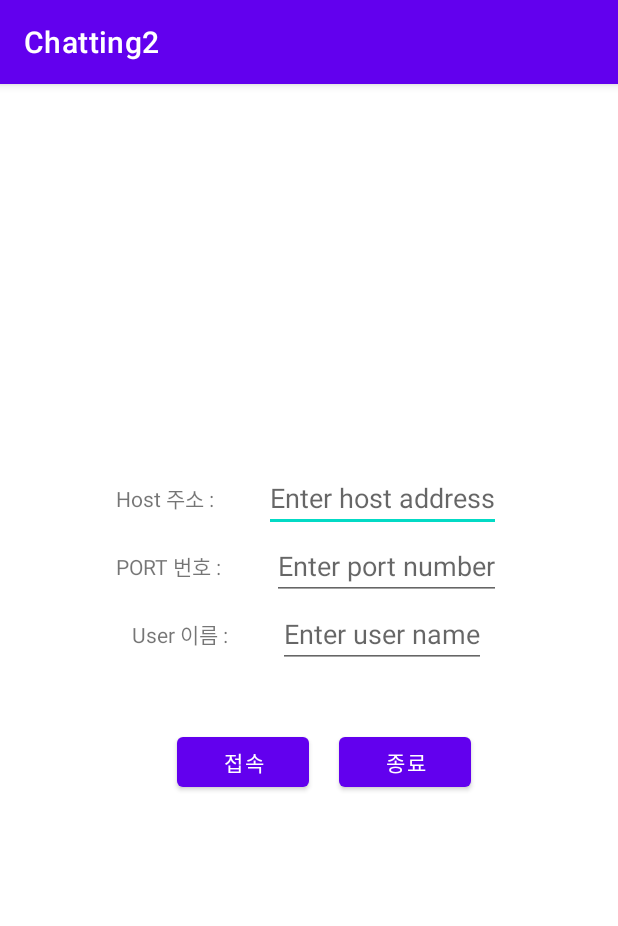
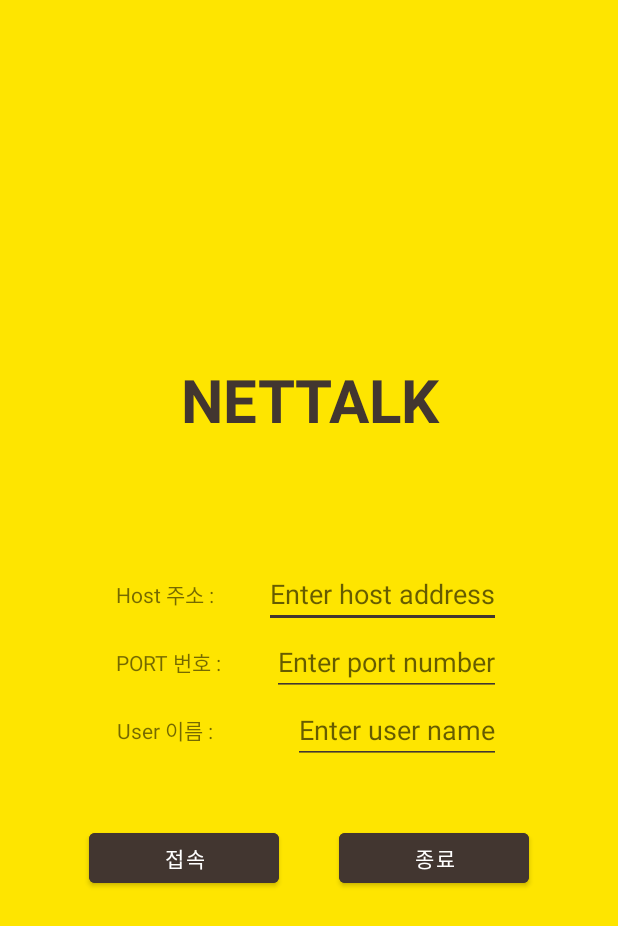
Before and after one commit to Nettalk2022/Android-Client, an Android app: the screen it shows after launch (EnterActivity), on a phone screen of 412 x 824 dp. Shown: the top 926 px of the screen. Run offline under Robolectric (Android 15) with nearby library versions, the phone set to English and light mode, and no system bars.

Commit message:
activity_main.xml 수정

```diff
--- a/Chatting2/app/src/main/java/com/example/chatting2/MainActivity.java
+++ b/Chatting2/app/src/main/java/com/example/chatting2/MainActivity.java
@@ -5,6 +5,7 @@ import static java.lang.Boolean.TRUE;
 import androidx.appcompat.app.AppCompatActivity;
 
 import android.content.Intent;
+import android.graphics.Color;
 import android.os.Bundle;
 import android.os.Handler;
 import android.os.Looper;
@@ -86,7 +87,7 @@ public class MainActivity extends AppCompatActivity {
         radioGroup = (RadioGroup) findViewById(R.id.radio_group); //귓속말, 전체 채팅 radiogroup
 
         list = new ArrayList<>(20);
-        adapter = new ArrayAdapter<>(this, android.R.layout.simple_list_item_1, list);
+        adapter = new ArrayAdapter<>(this, R.layout.my_list_item, list);
         //list.add("*** 접속자 목록 ***");
 
         personlistView = (ListView) findViewById(R.id.personListView);
@@ -251,6 +252,7 @@ public class MainActivity extends AppCompatActivity {
         @Override
         public void run() {
             chatView.setText(chatView.getText().toString()+msg+"\n");
+            // chatView.setTextColor(Color.WHITE);
         }
     }
 }
--- a/Chatting2/app/src/main/res/layout/activity_enter.xml
+++ b/Chatting2/app/src/main/res/layout/activity_enter.xml
@@ -5,8 +5,23 @@
     android:layout_width="match_parent"
     android:layout_height="match_parent"
     android:orientation="vertical"
+    android:background="@color/bg_yellow"
     android:gravity="center"
     tools:context=".EnterActivity">
+
+    <TextView
+        android:layout_width="match_parent"
+        android:layout_height="wrap_content"
+        android:layout_gravity="center"
+        android:textStyle="bold"
+        android:textSize="40dp"
+        android:textColor="@color/btn_brown"
+        android:gravity="center"
+        android:layout_marginTop="50dp"
+        android:layout_marginBottom="80dp"
+        android:text="NETTALK">
+
+    </TextView>
 
     <LinearLayout
         android:layout_width="match_parent"
@@ -21,6 +36,7 @@
             android:id="@+id/host_address"
             android:layout_width="wrap_content"
             android:layout_height="wrap_content"
+            android:backgroundTint="@color/btn_brown"
             android:hint="Enter host address"/>
     </LinearLayout>
 
@@ -37,6 +53,7 @@
             android:id="@+id/port_number"
             android:layout_width="wrap_content"
             android:layout_height="wrap_content"
+            android:backgroundTint="@color/btn_brown"
             android:hint="Enter port number"/>
     </LinearLayout>
 
@@ -49,11 +66,12 @@
         <TextView
             android:layout_width="wrap_content"
             android:layout_height="wrap_content"
-                android:text="User 이름 :          "/>
+            android:text="User 이름 :                "/>
         <EditText
             android:id="@+id/user_name"
             android:layout_width="wrap_content"
             android:layout_height="wrap_content"
+            android:backgroundTint="@color/btn_brown"
             android:hint="Enter user name"/>
     </LinearLayout>
 
@@ -68,6 +86,9 @@
             android:layout_height="45dp"
             android:layout_gravity="center_horizontal"
             android:layout_margin="20dp"
+            android:backgroundTint="@color/btn_brown"
+            android:paddingLeft="50dp"
+            android:paddingRight="50dp"
             android:text="접속"/>
 
         <Button
@@ -75,6 +96,10 @@
             android:layout_width="wrap_content"
             android:layout_height="45dp"
             android:layout_gravity="center_horizontal"
+            android:layout_margin="20dp"
+            android:backgroundTint="@color/btn_brown"
+            android:paddingLeft="50dp"
+            android:paddingRight="50dp"
             android:text="종료"/>
     </LinearLayout>
 </LinearLayout>
--- a/Chatting2/app/src/main/res/values/colors.xml
+++ b/Chatting2/app/src/main/res/values/colors.xml
@@ -7,4 +7,7 @@
     <color name="teal_700">#FF018786</color>
     <color name="black">#FF000000</color>
     <color name="white">#FFFFFFFF</color>
+
+    <color name="btn_brown">#423630</color>
+    <color name="bg_yellow">#FEE500</color>
 </resources>
--- a/Chatting2/app/src/main/res/values/themes.xml
+++ b/Chatting2/app/src/main/res/values/themes.xml
@@ -1,6 +1,11 @@
 <resources xmlns:tools="http://schemas.android.com/tools">
     <!-- Base application theme. -->
     <style name="Theme.Chatting2" parent="Theme.MaterialComponents.DayNight.DarkActionBar">
+
+        <item name="windowNoTitle">true</item>
+        <item name="android:windowFullscreen">true</item>
+        <item name="android:windowBackground">@color/bg_yellow</item>
+
         <!-- Primary brand color. -->
         <item name="colorPrimary">@color/purple_500</item>
         <item name="colorPrimaryVariant">@color/purple_700</item>
```
Also changed, not shown: Chatting2/app/src/main/res/layout/activity_main.xml (+14 -4 lines), Chatting2/app/src/main/res/layout/my_list_item.xml (added, +10 -0 lines). Lines whose indentation alone changed are shown as unchanged.
